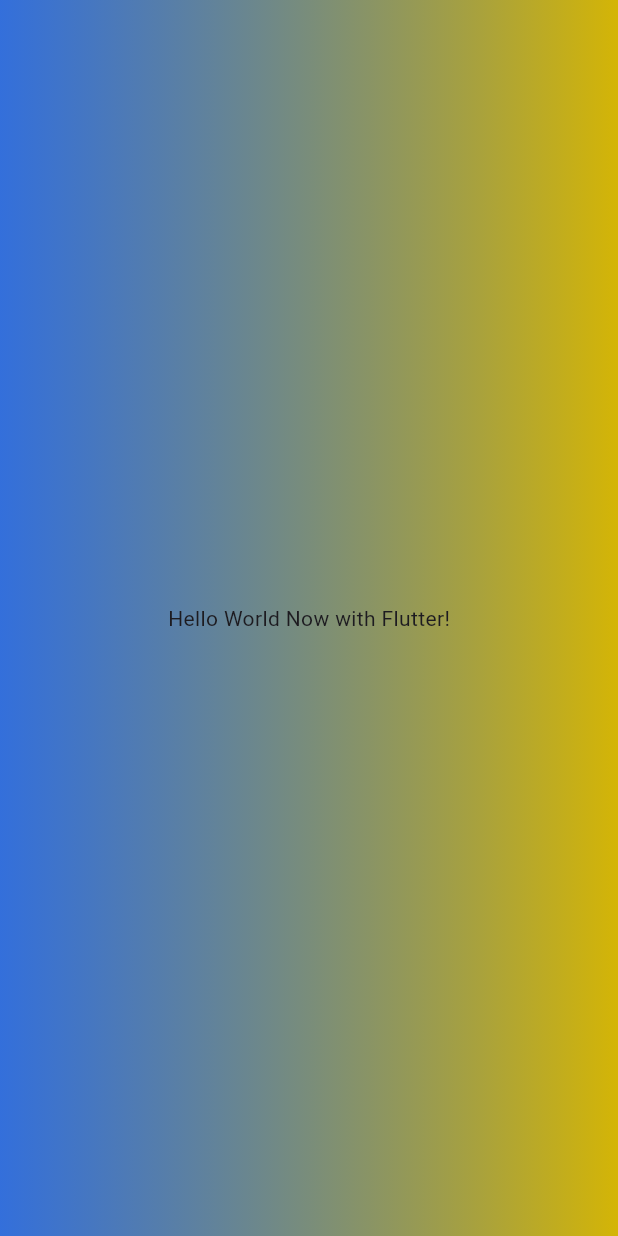
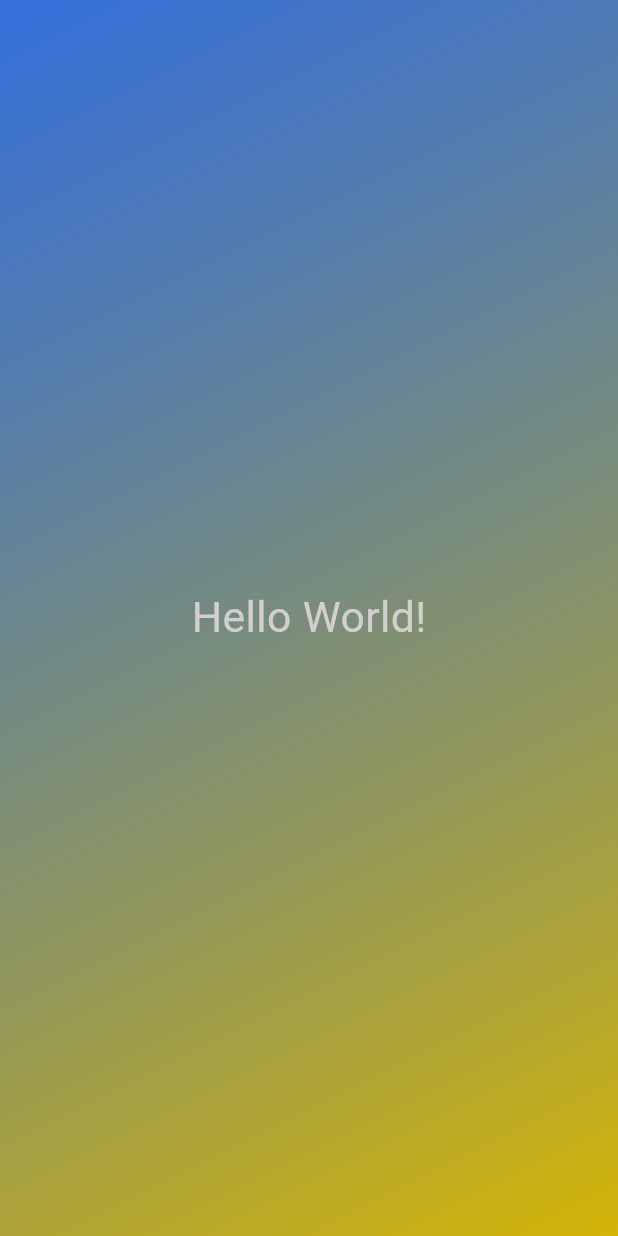
Before and after one commit to Wilson-Ochieng/Flutter-training, a Flutter app: the screen it shows after launch, on a phone screen of 412 x 824 dp. Run offline on Flutter 3.47's test engine with Material 3 defaults, Android fonts, the phone set to English and light mode, and no system bars.

Commit message:
Hello World With Class

```diff
--- a/lib/main.dart
+++ b/lib/main.dart
@@ -4,18 +4,37 @@
 import 'package:flutter/material.dart';
 
 void main() {
-  runApp(
-    MaterialApp(
-      home: Scaffold(
-        body: Container(
-          decoration: BoxDecoration(
-              gradient: LinearGradient(
-                  colors: [const Color.fromARGB(205, 2, 78, 210),const Color.fromARGB(255, 212, 181, 6)])),
-          child: const Center(
-            child: Text('Hello World Now with Flutter!'),
+  runApp(MaterialApp(
+    home: Scaffold(
+      body:GradientContainer(),
+    ),
+  ));
+}
+
+class  GradientContainer extends  StatelessWidget {
+
+  @override
+   build(context){
+     return Container(
+        decoration: const BoxDecoration(
+          gradient: LinearGradient(colors: [
+            Color.fromARGB(205, 2, 78, 210),
+            Color.fromARGB(255, 212, 181, 6)
+          ], begin: Alignment.topLeft, end: Alignment.bottomRight),
+        ),
+        child: const Center(
+          child: Text(
+            'Hello World!',
+            style: TextStyle(
+              color: Color.fromARGB(255, 212, 207, 207),
+              fontSize: 28.5,
+            ),
           ),
         ),
-      ),
-    ),
-  );
+      );
+
+
+   }
+
+
 }
```
